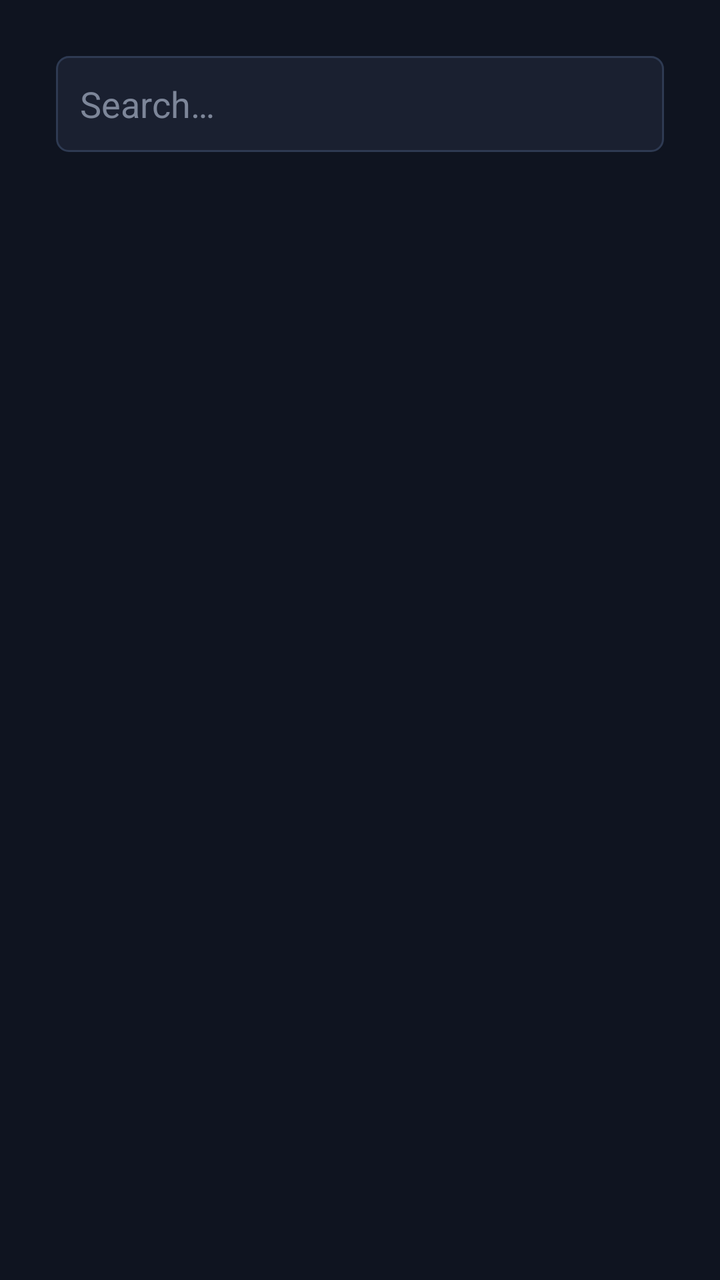
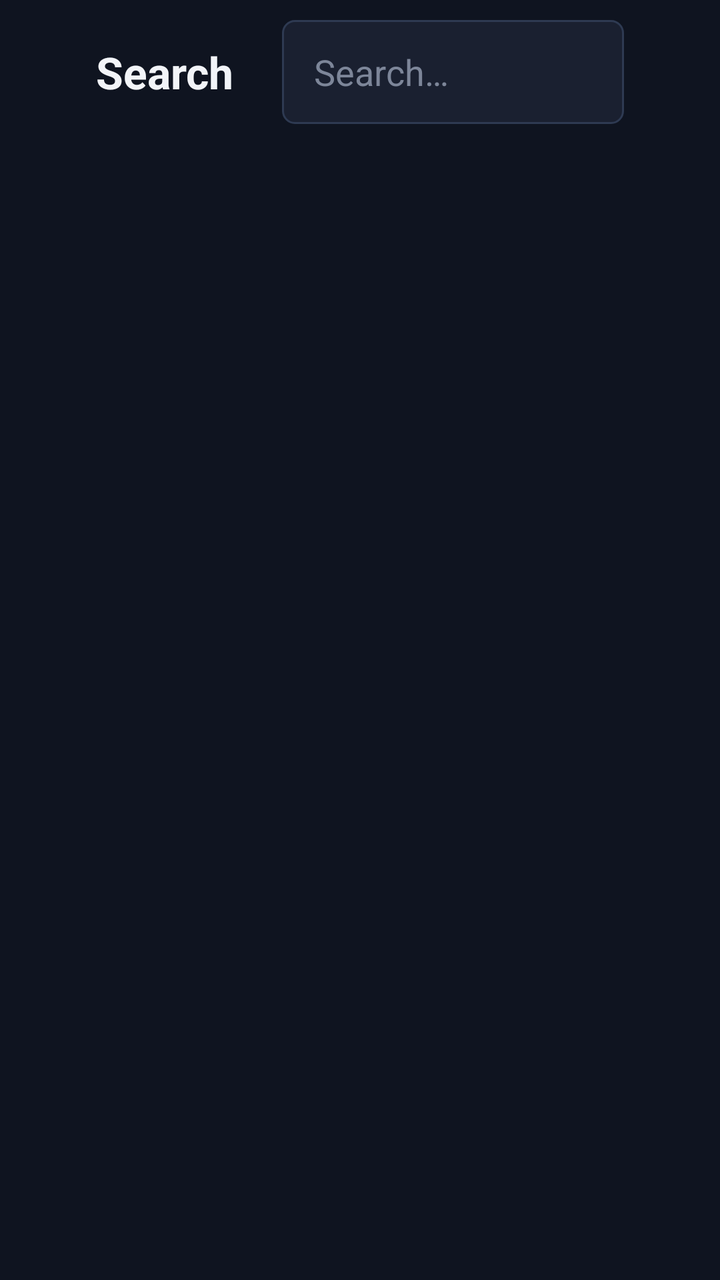

Before-and-after screenshots of an Android layout around one commit, followed by the original layout XML and the change that was made.
<!-- AndroidManifest.xml: application theme Theme.Firefin -->
<!-- res/layout/activity_search.xml -->
<?xml version="1.0" encoding="utf-8"?>
<LinearLayout xmlns:android="http://schemas.android.com/apk/res/android" android:layout_width="match_parent" android:layout_height="match_parent" android:orientation="vertical" android:padding="28dp">
<EditText android:id="@+id/searchBox" android:layout_width="match_parent" android:layout_height="48dp" android:background="@drawable/input_background" android:padding="12dp" android:hint="@string/search_hint" android:imeOptions="actionSearch" android:singleLine="true" android:textColor="@color/text_primary" />
<FrameLayout android:layout_width="match_parent" android:layout_height="0dp" android:layout_weight="1" android:layout_marginTop="12dp">
<androidx.recyclerview.widget.RecyclerView android:id="@+id/results" android:layout_width="match_parent" android:layout_height="match_parent" android:clipToPadding="false"/>
<ProgressBar android:id="@+id/progress" android:layout_width="wrap_content" android:layout_height="wrap_content" android:layout_gravity="center" android:visibility="gone"/>
<TextView android:id="@+id/empty" android:layout_width="wrap_content" android:layout_height="wrap_content" android:layout_gravity="center" android:text="@string/empty_search" android:textColor="@color/text_secondary" android:visibility="gone"/>
</FrameLayout></LinearLayout>
<!-- resources referenced by this layout -->
<resources>
  <color name="text_primary">#F2F4F8</color>
  <color name="text_secondary">#AEB6C4</color>
  <!-- drawable input_background (drawable) -->
  <?xml version="1.0" encoding="utf-8"?>
  <selector xmlns:android="http://schemas.android.com/apk/res/android">
      <item android:state_focused="true"><shape><solid android:color="@color/surface_focus"/><stroke android:width="@dimen/focus_stroke" android:color="@color/accent"/><corners android:radius="@dimen/corner_radius"/></shape></item>
      <item><shape><solid android:color="@color/surface"/><stroke android:width="1dp" android:color="@color/outline"/><corners android:radius="@dimen/corner_radius"/></shape></item>
  </selector>
  <string name="empty_search">No results</string>
  <string name="search_hint">Search…</string>
  <color name="surface_focus">#243049</color>
  <dimen name="focus_stroke">3dp</dimen>
  <color name="accent">#00A4DC</color>
  <dimen name="corner_radius">6dp</dimen>
  <color name="surface">#1A2030</color>
  <color name="outline">#2E3A52</color>
  <color name="background">#0F1420</color>
  <style name="Firefin.Text" parent="Widget.AppCompat.TextView">
          <item name="android:textColor">@color/text_primary</item>
          <item name="android:textSize">@dimen/text_body</item>
      </style>
  <style name="Firefin.Input" parent="Widget.AppCompat.EditText">
          <item name="android:background">@drawable/input_background</item>
          <item name="android:textColor">@color/text_primary</item>
          <item name="android:textColorHint">@color/text_muted</item>
          <item name="android:textSize">@dimen/text_body</item>
          <item name="android:minHeight">@dimen/input_height</item>
          <item name="android:paddingLeft">@dimen/space_m</item>
          <item name="android:paddingRight">@dimen/space_m</item>
          <item name="android:singleLine">true</item>
      </style>
  <dimen name="text_body">18sp</dimen>
  <dimen name="text_label">16sp</dimen>
  <dimen name="control_height">48dp</dimen>
  <dimen name="space_l">24dp</dimen>
  <color name="text_muted">#7D8699</color>
  <dimen name="input_height">52dp</dimen>
  <dimen name="space_m">16dp</dimen>
  <style name="Firefin.Button.Dialog" parent="Widget.AppCompat.Button.Borderless.Colored">
          <item name="android:textSize">@dimen/text_label</item>
          <item name="android:textAllCaps">false</item>
          <item name="android:textColor">@color/dialog_button_text</item>
          <item name="android:background">@drawable/dialog_button_background</item>
      </style>
  <color name="accent_dark">#007EA8</color>
  <!-- drawable dialog_button_background (drawable) -->
  <?xml version="1.0" encoding="utf-8"?>
  <selector xmlns:android="http://schemas.android.com/apk/res/android">
      <item android:state_focused="true"><shape><solid android:color="@color/accent"/><corners android:radius="24dp"/></shape></item>
      <item><shape><solid android:color="@android:color/transparent"/><corners android:radius="24dp"/></shape></item>
  </selector>
  <!-- unchanged entries left out for length: 4 -->
</resources>

<!-- the commit's change to res/layout/activity_search.xml (unified diff, before → after) -->
@@ -1,8 +1,75 @@
 <?xml version="1.0" encoding="utf-8"?>
-<LinearLayout xmlns:android="http://schemas.android.com/apk/res/android" android:layout_width="match_parent" android:layout_height="match_parent" android:orientation="vertical" android:padding="28dp">
-<EditText android:id="@+id/searchBox" android:layout_width="match_parent" android:layout_height="48dp" android:background="@drawable/input_background" android:padding="12dp" android:hint="@string/search_hint" android:imeOptions="actionSearch" android:singleLine="true" android:textColor="@color/text_primary" />
-<FrameLayout android:layout_width="match_parent" android:layout_height="0dp" android:layout_weight="1" android:layout_marginTop="12dp">
-<androidx.recyclerview.widget.RecyclerView android:id="@+id/results" android:layout_width="match_parent" android:layout_height="match_parent" android:clipToPadding="false"/>
-<ProgressBar android:id="@+id/progress" android:layout_width="wrap_content" android:layout_height="wrap_content" android:layout_gravity="center" android:visibility="gone"/>
-<TextView android:id="@+id/empty" android:layout_width="wrap_content" android:layout_height="wrap_content" android:layout_gravity="center" android:text="@string/empty_search" android:textColor="@color/text_secondary" android:visibility="gone"/>
-</FrameLayout></LinearLayout>
+<LinearLayout xmlns:android="http://schemas.android.com/apk/res/android"
+    android:layout_width="match_parent"
+    android:layout_height="match_parent"
+    android:orientation="vertical">
+
+    <LinearLayout style="@style/Firefin.Header">
+
+        <TextView
+            style="@style/Firefin.Text.Heading"
+            android:layout_width="wrap_content"
+            android:layout_height="wrap_content"
+            android:text="@string/search" />
+
+        <EditText
+            android:id="@+id/searchBox"
+            android:layout_width="0dp"
+            android:layout_height="wrap_content"
+            android:layout_marginLeft="@dimen/space_l"
+            android:layout_weight="1"
+            android:hint="@string/search_hint"
+            android:imeOptions="actionSearch"
+            android:inputType="text" />
+    </LinearLayout>
+
+    <FrameLayout
+        android:layout_width="match_parent"
+        android:layout_height="0dp"
+        android:layout_weight="1">
+
+        <androidx.recyclerview.widget.RecyclerView
+            android:id="@+id/results"
+            android:layout_width="match_parent"
+            android:layout_height="match_parent"
+            android:clipToPadding="false"
+            android:paddingBottom="@dimen/space_l" />
+
+        <ProgressBar
+            android:id="@+id/progress"
+            android:layout_width="wrap_content"
+            android:layout_height="wrap_content"
+            android:layout_gravity="center"
+            android:visibility="gone" />
+
+        <include layout="@layout/view_state" />
+    </FrameLayout>
+</LinearLayout>
+<!-- res/layout/view_state.xml (included above) -->
+<?xml version="1.0" encoding="utf-8"?>
+<LinearLayout xmlns:android="http://schemas.android.com/apk/res/android"
+    android:id="@+id/stateView"
+    android:layout_width="wrap_content"
+    android:layout_height="wrap_content"
+    android:layout_gravity="center"
+    android:gravity="center_horizontal"
+    android:orientation="vertical"
+    android:visibility="gone">
+
+    <TextView
+        android:id="@+id/stateText"
+        style="@style/Firefin.Text.Body"
+        android:layout_width="wrap_content"
+        android:layout_height="wrap_content"
+        android:gravity="center"
+        android:maxWidth="640dp"
+        android:textColor="@color/text_secondary" />
+
+    <Button
+        android:id="@+id/stateRetry"
+        android:layout_width="wrap_content"
+        android:layout_height="wrap_content"
+        android:layout_marginTop="@dimen/space_m"
+        android:text="@string/reload"
+        android:visibility="gone" />
+</LinearLayout>
<!-- resource entries referenced after the edit -->
@@ -8,8 +8,26 @@
       <item android:state_focused="true"><shape><solid android:color="@color/surface_focus"/><stroke android:width="@dimen/focus_stroke" android:color="@color/accent"/><corners android:radius="@dimen/corner_radius"/></shape></item>
       <item><shape><solid android:color="@color/surface"/><stroke android:width="1dp" android:color="@color/outline"/><corners android:radius="@dimen/corner_radius"/></shape></item>
   </selector>
-  <string name="empty_search">No results</string>
   <string name="search_hint">Search…</string>
+  <style name="Firefin.Header">
+          <item name="android:layout_width">match_parent</item>
+          <item name="android:layout_height">@dimen/header_height</item>
+          <item name="android:orientation">horizontal</item>
+          <item name="android:gravity">center_vertical</item>
+          <item name="android:paddingLeft">@dimen/page_margin</item>
+          <item name="android:paddingRight">@dimen/page_margin</item>
+      </style>
+  <style name="Firefin.Text.Body">
+          <item name="android:lineSpacingExtra">@dimen/space_xs</item>
+      </style>
+  <style name="Firefin.Text.Heading">
+          <item name="android:textSize">@dimen/text_heading</item>
+          <item name="android:textStyle">bold</item>
+      </style>
+  <dimen name="header_height">72dp</dimen>
+  <dimen name="page_margin">48dp</dimen>
+  <dimen name="space_xs">4dp</dimen>
+  <dimen name="text_heading">22sp</dimen>
   <color name="surface_focus">#243049</color>
   <dimen name="focus_stroke">3dp</dimen>
   <color name="accent">#00A4DC</color>
@@ -38,6 +56,8 @@
   <color name="text_muted">#7D8699</color>
   <dimen name="input_height">52dp</dimen>
   <dimen name="space_m">16dp</dimen>
+  <string name="reload">Reload</string>
+  <string name="search">Search</string>
   <style name="Firefin.Button.Dialog" parent="Widget.AppCompat.Button.Borderless.Colored">
           <item name="android:textSize">@dimen/text_label</item>
           <item name="android:textAllCaps">false</item>
